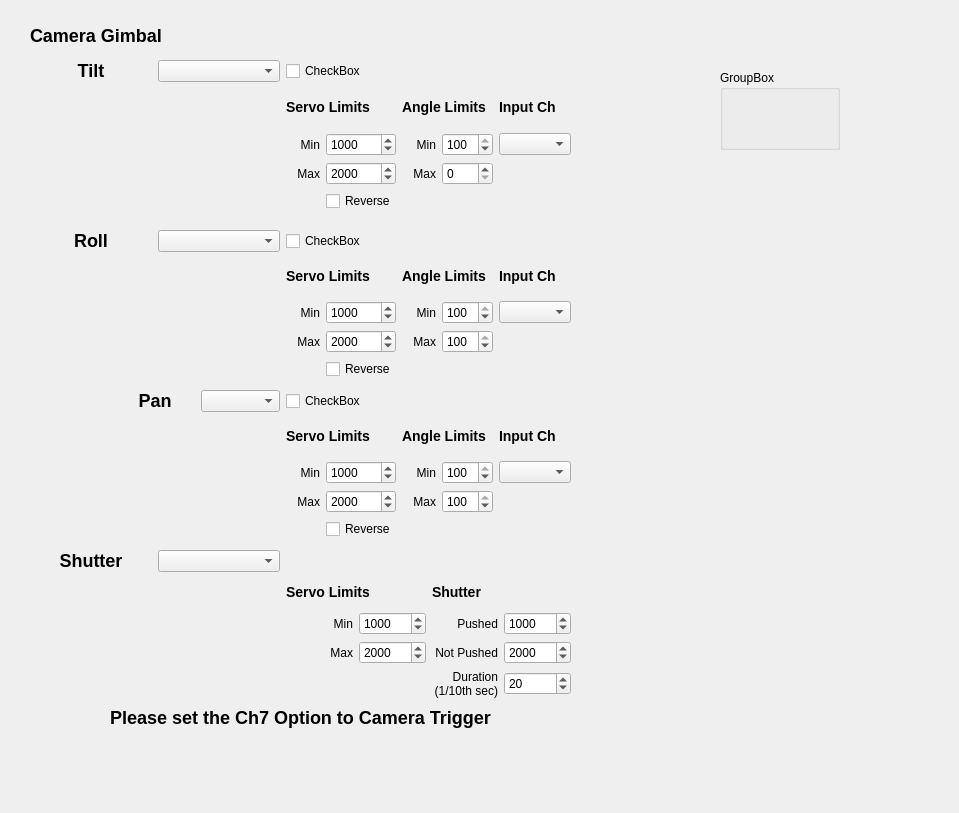
Qt form src/ui/configuration/CameraGimbalConfig.ui (mavlink/qgroundcontrol) before a commit.
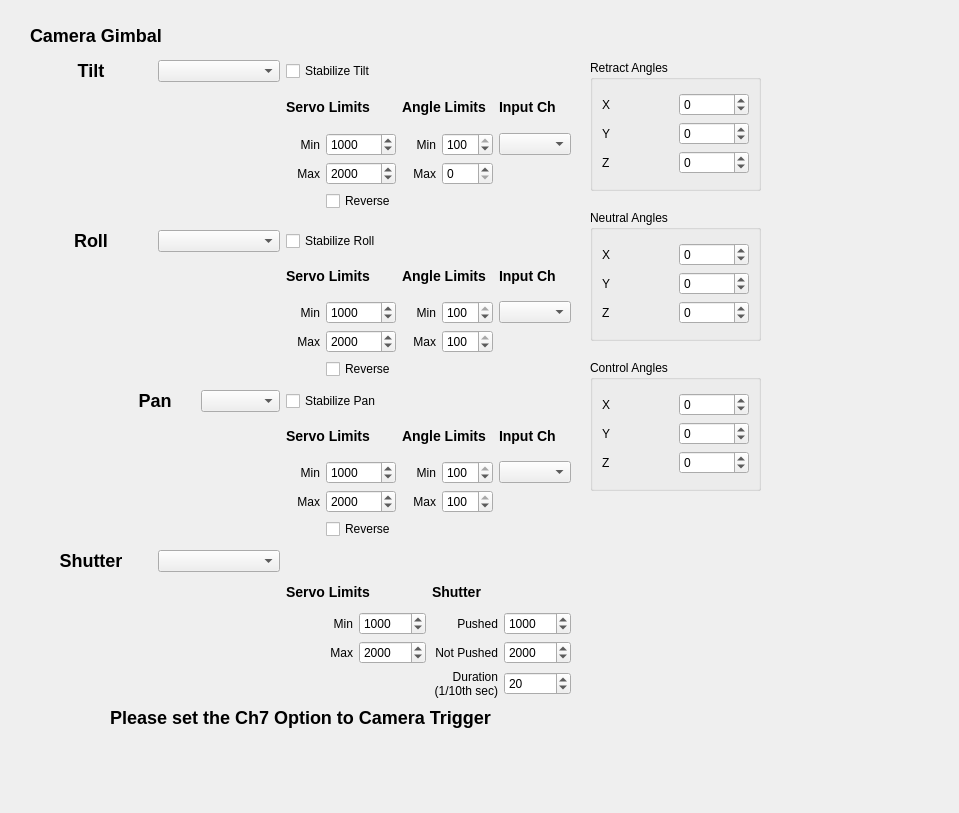
The same form after that commit. Icons and pictures are not drawn.

Commit message: Addition of Retract/Neutral/Control angles to CameraGimbal config screen

What changed in the file:
```diff
--- a/src/ui/configuration/CameraGimbalConfig.ui
+++ b/src/ui/configuration/CameraGimbalConfig.ui
@@ -123,7 +123,7 @@
     <item row="0" column="3" colspan="2">
      <widget class="QCheckBox" name="tiltStabilizeCheckBox">
       <property name="text">
-       <string>CheckBox</string>
+       <string>Stabilize Tilt</string>
       </property>
      </widget>
     </item>
@@ -297,7 +297,7 @@
     <item row="0" column="3" colspan="2">
      <widget class="QCheckBox" name="rollStabilizeCheckBox">
       <property name="text">
-       <string>CheckBox</string>
+       <string>Stabilize Roll</string>
       </property>
      </widget>
     </item>
@@ -471,7 +471,7 @@
     <item row="0" column="3" colspan="2">
      <widget class="QCheckBox" name="panStabilizeCheckBox">
       <property name="text">
-       <string>CheckBox</string>
+       <string>Stabilize Pan</string>
       </property>
      </widget>
     </item>
@@ -726,15 +726,236 @@
   <widget class="QGroupBox" name="groupBox">
    <property name="geometry">
     <rect>
-     <x>720</x>
-     <y>70</y>
-     <width>120</width>
-     <height>80</height>
+     <x>590</x>
+     <y>60</y>
+     <width>171</width>
+     <height>131</height>
     </rect>
    </property>
    <property name="title">
-    <string>GroupBox</string>
+    <string>Retract Angles</string>
    </property>
+   <layout class="QVBoxLayout" name="verticalLayout_3">
+    <item>
+     <layout class="QHBoxLayout" name="horizontalLayout">
+      <item>
+       <layout class="QVBoxLayout" name="verticalLayout">
+        <item>
+         <widget class="QLabel" name="label_33">
+          <property name="text">
+           <string>X</string>
+          </property>
+         </widget>
+        </item>
+        <item>
+         <widget class="QLabel" name="label_41">
+          <property name="text">
+           <string>Y</string>
+          </property>
+         </widget>
+        </item>
+        <item>
+         <widget class="QLabel" name="label_30">
+          <property name="text">
+           <string>Z</string>
+          </property>
+         </widget>
+        </item>
+       </layout>
+      </item>
+      <item>
+       <layout class="QVBoxLayout" name="verticalLayout_2">
+        <item>
+         <widget class="QSpinBox" name="retractXSpinBox">
+          <property name="minimum">
+           <number>-180</number>
+          </property>
+          <property name="maximum">
+           <number>180</number>
+          </property>
+         </widget>
+        </item>
+        <item>
+         <widget class="QSpinBox" name="retractYSpinBox">
+          <property name="minimum">
+           <number>-180</number>
+          </property>
+          <property name="maximum">
+           <number>180</number>
+          </property>
+         </widget>
+        </item>
+        <item>
+         <widget class="QSpinBox" name="retractZSpinBox">
+          <property name="minimum">
+           <number>-180</number>
+          </property>
+          <property name="maximum">
+           <number>180</number>
+          </property>
+         </widget>
+        </item>
+       </layout>
+      </item>
+     </layout>
+    </item>
+   </layout>
+  </widget>
+  <widget class="QGroupBox" name="groupBox_2">
+   <property name="geometry">
+    <rect>
+     <x>590</x>
+     <y>210</y>
+     <width>171</width>
+     <height>131</height>
+    </rect>
+   </property>
+   <property name="title">
+    <string>Neutral Angles</string>
+   </property>
+   <layout class="QVBoxLayout" name="verticalLayout_4">
+    <item>
+     <layout class="QHBoxLayout" name="horizontalLayout_2">
+      <item>
+       <layout class="QVBoxLayout" name="verticalLayout_5">
+        <item>
+         <widget class="QLabel" name="label_42">
+          <property name="text">
+           <string>X</string>
+          </property>
+         </widget>
+        </item>
+        <item>
+         <widget class="QLabel" name="label_43">
+          <property name="text">
+           <string>Y</string>
+          </property>
+         </widget>
+        </item>
+        <item>
+         <widget class="QLabel" name="label_44">
+          <property name="text">
+           <string>Z</string>
+          </property>
+         </widget>
+        </item>
+       </layout>
+      </item>
+      <item>
+       <layout class="QVBoxLayout" name="verticalLayout_6">
+        <item>
+         <widget class="QSpinBox" name="neutralXSpinBox">
+          <property name="minimum">
+           <number>-180</number>
+          </property>
+          <property name="maximum">
+           <number>180</number>
+          </property>
+         </widget>
+        </item>
+        <item>
+         <widget class="QSpinBox" name="neutralYSpinBox">
+          <property name="minimum">
+           <number>-180</number>
+          </property>
+          <property name="maximum">
+           <number>180</number>
+          </property>
+         </widget>
+        </item>
+        <item>
+         <widget class="QSpinBox" name="neutralZSpinBox">
+          <property name="minimum">
+           <number>-180</number>
+          </property>
+          <property name="maximum">
+           <number>180</number>
+          </property>
+         </widget>
+        </item>
+       </layout>
+      </item>
+     </layout>
+    </item>
+   </layout>
+  </widget>
+  <widget class="QGroupBox" name="groupBox_3">
+   <property name="geometry">
+    <rect>
+     <x>590</x>
+     <y>360</y>
+     <width>171</width>
+     <height>131</height>
+    </rect>
+   </property>
+   <property name="title">
+    <string>Control Angles</string>
+   </property>
+   <layout class="QVBoxLayout" name="verticalLayout_7">
+    <item>
+     <layout class="QHBoxLayout" name="horizontalLayout_3">
+      <item>
+       <layout class="QVBoxLayout" name="verticalLayout_8">
+        <item>
+         <widget class="QLabel" name="label_45">
+          <property name="text">
+           <string>X</string>
+          </property>
+         </widget>
+        </item>
+        <item>
+         <widget class="QLabel" name="label_46">
+          <property name="text">
+           <string>Y</string>
+          </property>
+         </widget>
+        </item>
+        <item>
+         <widget class="QLabel" name="label_47">
+          <property name="text">
+           <string>Z</string>
+          </property>
+         </widget>
+        </item>
+       </layout>
+      </item>
+      <item>
+       <layout class="QVBoxLayout" name="verticalLayout_9">
+        <item>
+         <widget class="QSpinBox" name="controlXSpinBox">
+          <property name="minimum">
+           <number>-180</number>
+          </property>
+          <property name="maximum">
+           <number>180</number>
+          </property>
+         </widget>
+        </item>
+        <item>
+         <widget class="QSpinBox" name="controlYSpinBox">
+          <property name="minimum">
+           <number>-180</number>
+          </property>
+          <property name="maximum">
+           <number>180</number>
+          </property>
+         </widget>
+        </item>
+        <item>
+         <widget class="QSpinBox" name="controlZSpinBox">
+          <property name="minimum">
+           <number>-180</number>
+          </property>
+          <property name="maximum">
+           <number>180</number>
+          </property>
+         </widget>
+        </item>
+       </layout>
+      </item>
+     </layout>
+    </item>
+   </layout>
   </widget>
  </widget>
  <resources>
```
Left out of the diff: 2 changed lines with no effect on the pictures. The commit also changes 2 other files.
